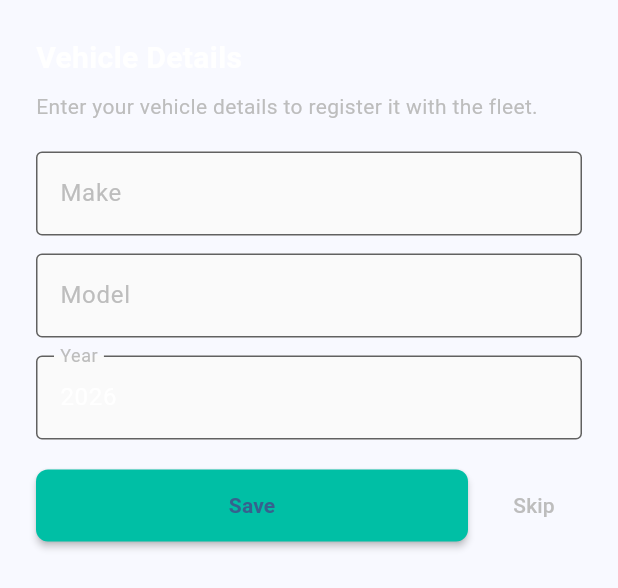
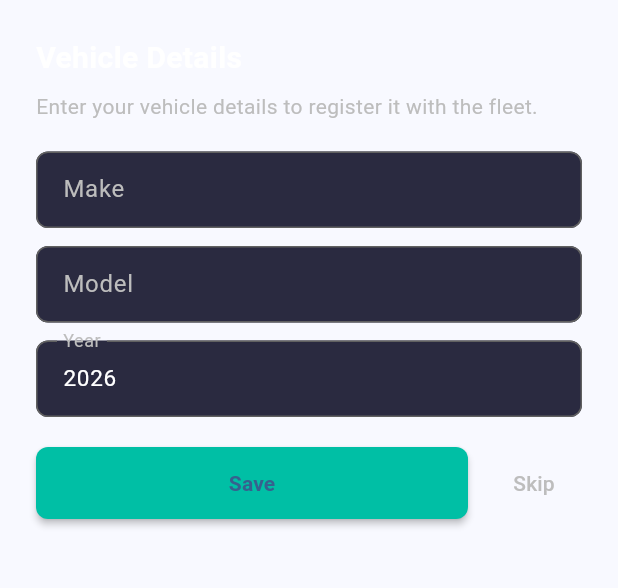
Before and after one commit to integgreat-creator/Fleet-Telemetry-Platform, a Flutter app: the _VehicleEntrySheet widget shown alone on an empty page, opened directly with empty values, on a phone screen of 412 x 824 dp. Shown: the top 588 px of the screen. Run offline on Flutter 3.47's test engine with Material 3 defaults, Android fonts, the phone set to English and light mode, and no system bars; our stand-ins replace app_links, connectivity_plus, flutter_blue_plus, flutter_bluetooth_serial, flutter_dotenv, flutter_local_notifications and 5 more; missing offline and left inert: mobile_scanner; accounts and stored records are empty.

Commit message:
fix: make vehicle entry sheet fields readable on dark background
Without explicit filled/fillColor the fields inherited the system/app
theme which could render a light background — making white typed text
invisible. Set a dark fill colour, visible cursor, rounded borders and
explicit error style so the sheet is fully legible in all conditions.

Co-Authored-By: Claude Sonnet 4.6 <noreply@anthropic.com>

```diff
--- a/mobile_app/lib/screens/home_screen.dart
+++ b/mobile_app/lib/screens/home_screen.dart
@@ -573,7 +573,8 @@ class _VehicleEntrySheetState extends State<_VehicleEntrySheet> {
             const SizedBox(height: 20),
             TextFormField(
               controller: _makeCtrl,
-              style: const TextStyle(color: Colors.white),
+              style: const TextStyle(color: Colors.white, fontSize: 15),
+              cursorColor: const Color(0xFF00BFA5),
               decoration: _inputDecoration('Make', 'e.g. Maruti, Tata, Hyundai'),
               validator: (v) =>
                   v == null || v.trim().isEmpty ? 'Required' : null,
@@ -581,13 +582,15 @@ class _VehicleEntrySheetState extends State<_VehicleEntrySheet> {
             const SizedBox(height: 12),
             TextFormField(
               controller: _modelCtrl,
-              style: const TextStyle(color: Colors.white),
+              style: const TextStyle(color: Colors.white, fontSize: 15),
+              cursorColor: const Color(0xFF00BFA5),
               decoration: _inputDecoration('Model', 'e.g. Swift, Nexon, i20'),
             ),
             const SizedBox(height: 12),
             TextFormField(
               controller: _yearCtrl,
-              style: const TextStyle(color: Colors.white),
+              style: const TextStyle(color: Colors.white, fontSize: 15),
+              cursorColor: const Color(0xFF00BFA5),
               keyboardType: TextInputType.number,
               decoration: _inputDecoration('Year', 'e.g. 2022'),
               validator: (v) {
@@ -641,17 +644,32 @@ class _VehicleEntrySheetState extends State<_VehicleEntrySheet> {
 
   InputDecoration _inputDecoration(String label, String hint) =>
       InputDecoration(
-        labelText: label,
-        hintText: hint,
+        labelText:  label,
+        hintText:   hint,
+        // Explicit fill so the field always has a dark background regardless
+        // of the app/system theme — white typed text stays visible.
+        filled:     true,
+        fillColor:  const Color(0xFF2A2A40),
         labelStyle: TextStyle(color: Colors.grey[400]),
-        hintStyle: TextStyle(color: Colors.grey[600]),
+        hintStyle:  TextStyle(color: Colors.grey[600]),
+        // Tighten content padding so it looks balanced in the bottom sheet
+        contentPadding: const EdgeInsets.symmetric(horizontal: 14, vertical: 14),
         enabledBorder: OutlineInputBorder(
-            borderSide: BorderSide(color: Colors.grey[700]!)),
-        focusedBorder: const OutlineInputBorder(
-            borderSide: BorderSide(color: Color(0xFF00BFA5))),
-        errorBorder:
-            const OutlineInputBorder(borderSide: BorderSide(color: Colors.red)),
-        focusedErrorBorder:
-            const OutlineInputBorder(borderSide: BorderSide(color: Colors.red)),
+          borderRadius: BorderRadius.circular(8),
+          borderSide:   BorderSide(color: Colors.grey[700]!),
+        ),
+        focusedBorder: OutlineInputBorder(
+          borderRadius: BorderRadius.circular(8),
+          borderSide:   const BorderSide(color: Color(0xFF00BFA5), width: 1.5),
+        ),
+        errorBorder: OutlineInputBorder(
+          borderRadius: BorderRadius.circular(8),
+          borderSide:   const BorderSide(color: Colors.red),
+        ),
+        focusedErrorBorder: OutlineInputBorder(
+          borderRadius: BorderRadius.circular(8),
+          borderSide:   const BorderSide(color: Colors.red, width: 1.5),
+        ),
+        errorStyle: const TextStyle(color: Colors.redAccent, fontSize: 12),
       );
 }
```
